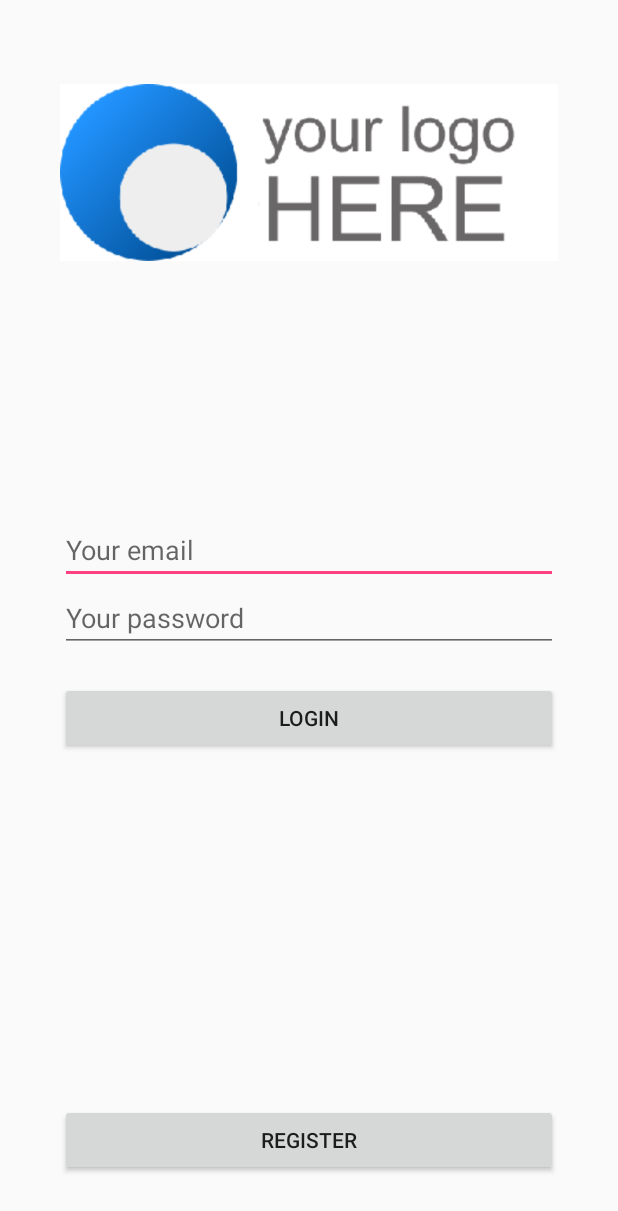
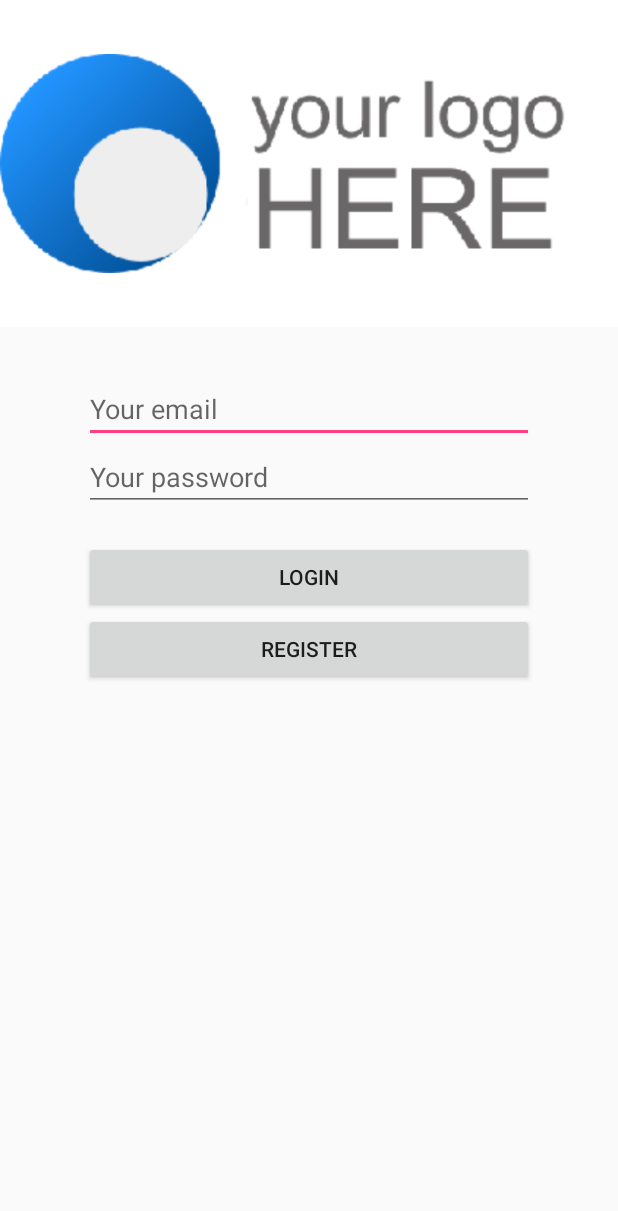
Before and after one commit to PalinaSh/LabWork-Android, an Android app: the layout fragment_login.xml on its own in the app's theme, with its tools: preview values and no code run, on a phone screen of 412 x 824 dp. Shown: the top 1211 px of the screen. Run offline under Robolectric (Android 15) with nearby library versions, the phone set to English and light mode, and no system bars.

Commit message:
Fix design and some bugs

```diff
--- a/app/src/main/java/com/example/palina/lr1/MainActivity.kt
+++ b/app/src/main/java/com/example/palina/lr1/MainActivity.kt
@@ -32,8 +32,8 @@ class MainActivity : AppCompatActivity() {
             when (destination.id){
                 R.id.empty1Fragment -> {
                     db.signOut()
+                    startActivity(Intent(this.applicationContext, LoginActivity::class.java))
                     this.finish()
-                    startActivity(Intent(this.applicationContext, LoginActivity::class.java))
                 }
             }
         }
--- a/app/src/main/java/com/example/palina/lr1/fragments/LoginFragment.kt
+++ b/app/src/main/java/com/example/palina/lr1/fragments/LoginFragment.kt
@@ -34,8 +34,6 @@ class LoginFragment : Fragment() {
     override fun onViewCreated(view: View, savedInstanceState: Bundle?) {
         super.onViewCreated(view, savedInstanceState)
 
-        LayoutHelper.SetLayoutHeight(activity, view, R.id.loginRelativeLayout)
-
         loginEmail.addTextChangedListener(EmailValidation(loginEmail))
         loginPassword.addTextChangedListener(PasswordValidation(loginPassword))
 
@@ -59,7 +57,7 @@ class LoginFragment : Fragment() {
                     override fun onPostExecute() {
                         progressDialog.dismiss()
                         if (db.isSignIn == true) {
-                            activity!!.finish()
+                            activity?.finish()
                             startActivity(Intent(context, MainActivity::class.java))
                             return
                         }
--- a/app/src/main/java/com/example/palina/lr1/fragments/RegisterFragment.kt
+++ b/app/src/main/java/com/example/palina/lr1/fragments/RegisterFragment.kt
@@ -35,7 +35,6 @@ class RegisterFragment : Fragment() {
 
     override fun onViewCreated(view: View, savedInstanceState: Bundle?) {
         super.onViewCreated(view, savedInstanceState)
-        LayoutHelper.SetLayoutHeight(activity, view, R.id.registerRelativeLayout)
 
         registerName.addTextChangedListener(TextFieldValidation(registerName))
         registerSurname.addTextChangedListener(TextFieldValidation(registerSurname))
--- a/app/src/main/res/layout/fragment_login.xml
+++ b/app/src/main/res/layout/fragment_login.xml
@@ -1,27 +1,60 @@
 <?xml version="1.0" encoding="utf-8"?>
-<ScrollView
+<androidx.coordinatorlayout.widget.CoordinatorLayout
         xmlns:android="http://schemas.android.com/apk/res/android"
         xmlns:tools="http://schemas.android.com/tools"
+        xmlns:app="http://schemas.android.com/apk/res-auto"
         android:layout_width="match_parent"
         android:layout_height="match_parent"
-        android:fillViewport="true"
         tools:context=".fragments.LoginFragment">
 
-    <LinearLayout
+    <com.google.android.material.appbar.AppBarLayout
+            android:id="@+id/app_bar"
             android:layout_width="match_parent"
-            android:layout_height="wrap_content"
-            android:orientation="vertical">
+            android:layout_height="218dp"
+            android:background="@color/colorWhite"
+            android:theme="@style/AppTheme.AppBarOverlay">
 
-        <RelativeLayout
-                android:id="@+id/loginRelativeLayout"
+        <com.google.android.material.appbar.CollapsingToolbarLayout
+                android:id="@+id/toolbar_layout"
                 android:layout_width="match_parent"
                 android:layout_height="match_parent"
-                android:layout_margin = "40dp">
+                android:fitsSystemWindows="true"
+                app:contentScrim="?attr/colorPrimary"
+                app:expandedTitleMarginEnd="64dp"
+                app:expandedTitleMarginStart="48dp"
+                app:layout_scrollFlags="scroll|exitUntilCollapsed">
+
             <ImageView
-                    android:layout_width="wrap_content"
-                    android:layout_height="wrap_content"
-                    android:layout_centerHorizontal="true"
-                    android:src="@drawable/your_logo_here1"/>
+                    android:layout_width="match_parent"
+                    android:layout_height="match_parent"
+                    android:scaleType="fitCenter"
+                    android:adjustViewBounds="true"
+                    android:src="@drawable/your_logo_here1"
+                    android:id="@+id/avatar"
+                    app:layout_collapseMode="parallax"
+                    app:layout_collapseParallaxMultiplier="0.7"
+                    android:contentDescription="@string/description_photo"/>
+
+        </com.google.android.material.appbar.CollapsingToolbarLayout>
+
+    </com.google.android.material.appbar.AppBarLayout>
+
+    <androidx.core.widget.NestedScrollView
+            android:layout_width="match_parent"
+            android:layout_height="match_parent"
+            android:layout_marginTop="16dp"
+            android:padding="16dp"
+            app:layout_behavior="@string/appbar_scrolling_view_behavior">
+
+
+        <LinearLayout
+                android:id="@+id/loginLinearLayout"
+                android:layout_width="match_parent"
+                android:layout_height="match_parent"
+                android:layout_marginStart="40dp"
+                android:layout_marginEnd="40dp"
+                android:orientation="vertical">
+
 
             <EditText
                     android:id="@+id/loginEmail"
@@ -29,8 +62,6 @@
                     android:layout_height="wrap_content"
                     android:inputType="textEmailAddress"
                     android:hint="@string/text_view_email"
-                    android:layout_centerHorizontal="true"
-                    android:layout_above="@+id/loginPassword"
                     android:ems="10"/>
 
             <EditText
@@ -39,24 +70,19 @@
                     android:layout_height="wrap_content"
                     android:inputType="textPassword"
                     android:hint="@string/text_view_password"
-                    android:layout_centerHorizontal="true"
-                    android:layout_centerInParent="true"
                     android:ems="10"/>
 
             <Button android:id="@+id/loginButton"
                     android:layout_width="match_parent"
                     android:layout_height="wrap_content"
-                    android:layout_below="@+id/loginPassword"
-                    android:layout_centerHorizontal="true"
                     android:layout_marginTop="20dp"
                     android:text="@string/button_login"/>
 
             <Button android:id="@+id/registerButtonInLogin"
                     android:layout_width="match_parent"
                     android:layout_height="wrap_content"
-                    android:layout_alignParentBottom="true"
-                    android:layout_centerHorizontal="true"
                     android:text="@string/button_register"/>
-        </RelativeLayout>
-    </LinearLayout>
-</ScrollView>
+        </LinearLayout>
+
+    </androidx.core.widget.NestedScrollView>
+</androidx.coordinatorlayout.widget.CoordinatorLayout>
--- a/app/src/main/res/menu/about_menu.xml
+++ b/app/src/main/res/menu/about_menu.xml
@@ -4,6 +4,7 @@
     <item
             android:id="@+id/aboutFragment"
             android:title="@string/about"
+            android:icon="@drawable/baseline_info_white_36dp"
             app:showAsAction="always">
     </item>
 </menu>
--- a/app/src/main/res/menu/bottom_menu.xml
+++ b/app/src/main/res/menu/bottom_menu.xml
@@ -15,6 +15,7 @@
     <item
         android:id="@+id/empty1Fragment"
         android:enabled="true"
+        android:icon="@drawable/baseline_close_black_24dp"
         android:title="@string/text_logout"
         app:showAsAction="ifRoom"/>
 </menu>
```
Also changed, not shown: app/src/main/java/com/example/palina/lr1/fragments/HomeFragment.kt (+27 -8 lines), app/src/main/java/com/example/palina/lr1/utils/DatabaseHelper.kt (+19 -35 lines), app/src/main/res/layout/fragment_home.xml (+2 -14 lines), app/src/main/res/layout/fragment_register.xml (+20 -24 lines), app/src/main/res/drawable/baseline_close_black_24dp.png (added), app/src/main/res/drawable/baseline_done_black_24dp.png (added), app/src/main/res/drawable/baseline_edit_black_24dp.png (added), app/src/main/res/drawable/baseline_info_white_36dp.png (added).
